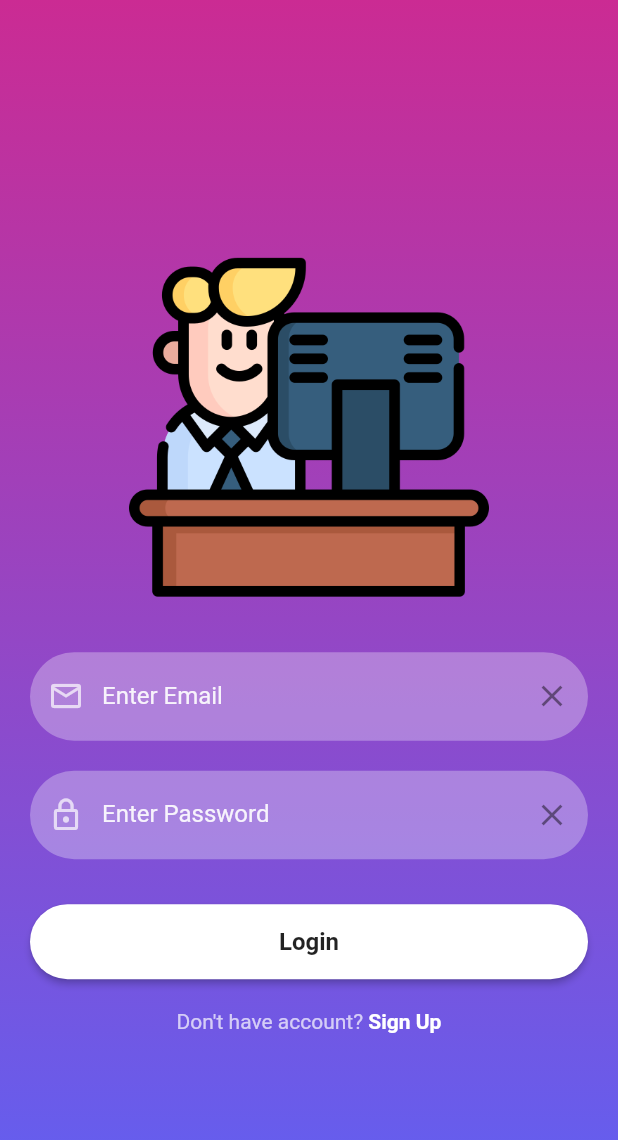
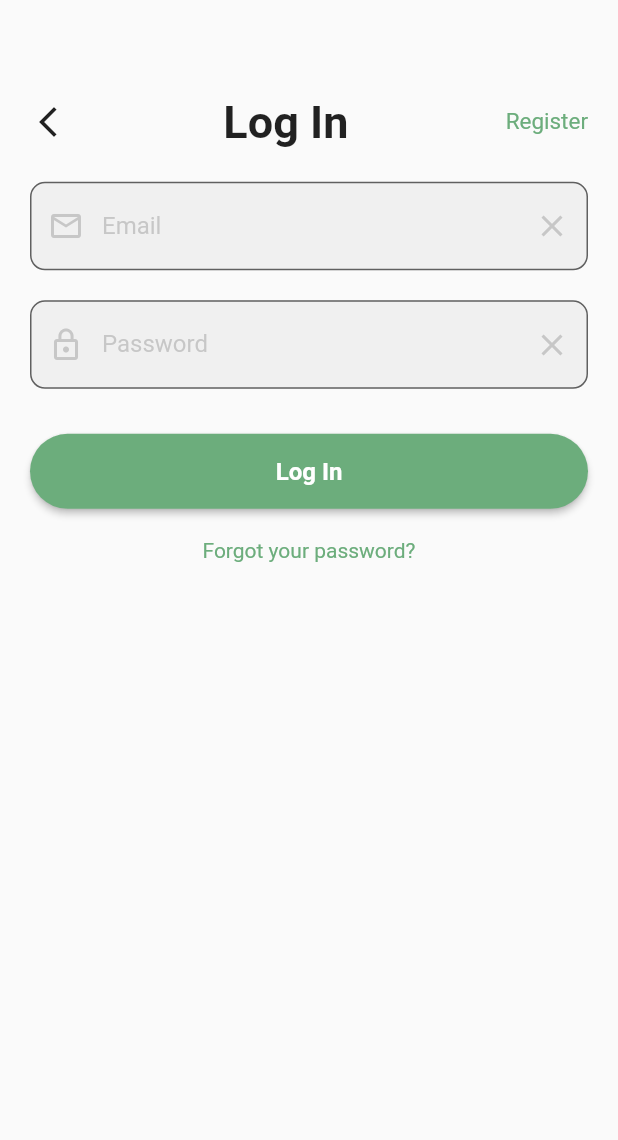
Before and after one commit to P3rdigas/SCMU-Project, a Flutter app: the screen it shows after launch, on a phone screen of 412 x 824 dp. Shown: the top 1140 px of the screen. Run offline on Flutter 3.47's test engine with Material 2 defaults, Android fonts, the phone set to English and light mode, and no system bars; our stand-ins replace email_validator, firebase_auth, firebase_core, flutter_svg; accounts and stored records are empty.

Commit message:
sign in e sign up quase feitos

```diff
--- a/lib/main.dart
+++ b/lib/main.dart
@@ -1,4 +1,6 @@
+import 'package:app/pages/home.dart';
 import 'package:app/pages/signin.dart';
+import 'package:app/pages/signin3.dart';
 import 'package:firebase_core/firebase_core.dart';
 import 'package:flutter/material.dart';
 
@@ -28,7 +30,7 @@ class MyApp extends StatelessWidget {
         // is not restarted.
         primarySwatch: Colors.blue,
       ),
-      home: const SignIn(),
+      home: const SignIn3(),
     );
   }
 }
--- /dev/null
+++ b/lib/pages/signin3.dart
@@ -0,0 +1,123 @@
+import 'package:app/pages/signup.dart';
+import 'package:app/pages/signup3.dart';
+import 'package:app/utils/colors.dart';
+import 'package:email_validator/email_validator.dart';
+import 'package:firebase_auth/firebase_auth.dart';
+import 'package:flutter/material.dart';
+
+import '../utils/messages.dart';
+import '../utils/reusable.dart';
+
+class SignIn3 extends StatefulWidget {
+  const SignIn3({Key? key}) : super(key: key);
+
+  @override
+  _SignInState createState() => _SignInState();
+}
+
+class _SignInState extends State<SignIn3> {
+  final _signInScreenFormKey = GlobalKey<FormState>();
+
+  final TextEditingController _passwordTextController = TextEditingController();
+  final TextEditingController _emailTextController = TextEditingController();
+
+  @override
+  Widget build(BuildContext context) {
+    return GestureDetector(
+        onTap: () => FocusScope.of(context).unfocus(),
+        child: Scaffold(body: Container(
+          width: MediaQuery.of(context).size.width,
+          height: MediaQuery.of(context).size.height,
+          child: SingleChildScrollView(
+            child: Padding(
+              padding: EdgeInsets.fromLTRB(20, MediaQuery.of(context).size.height * 0.05, 20, 0),
+              child: Form(
+                key: _signInScreenFormKey,
+                child: Column(
+                  children: <Widget>[
+                    Container(
+                      height: 80,
+                      child: Row(
+
+                        children: [
+                          Icon(Icons.arrow_back_ios_new),
+                          Spacer(),
+                          Text(
+                            "Log In",
+                            style: TextStyle(fontSize: 30, fontWeight: FontWeight.bold),
+                          ),
+                          Spacer(),
+                          GestureDetector(
+                            onTap: () {
+                              Navigator.push(context,
+                                  MaterialPageRoute(builder: (context) => SignUp3()));
+                            },
+                            child: const Text("Register", style: TextStyle(color: const Color(0xFF6CAD7C), fontSize: 15),
+                            ),
+                          )
+                        ],
+                      ),
+                    ),
+                    reusableTextField("Email", Icons.email_outlined, false,
+                        _emailTextController, (value) {
+                          if(value == null || value.isEmpty) {
+                            return "Please enter your email address";
+                          } else if(!EmailValidator.validate(value)){
+                            return "Please enter a valid email.";
+                          }
+                          return null;
+                        }),
+                    const SizedBox(
+                      height: 20,
+                    ),
+                    reusableTextField("Password", Icons.lock_outline, true,
+                        _passwordTextController, (value) {
+                          if(value == null || value.isEmpty) {
+                            return "Please enter your password";
+                          }
+
+                          return null;
+                        }),
+                    const SizedBox(
+                      height: 20,
+                    ),
+                    firebaseUIButton(context, "Log In", () async {
+                      if(_signInScreenFormKey.currentState!.validate()) {
+                        try {
+                          await FirebaseAuth.instance
+                              .signInWithEmailAndPassword(email: _emailTextController.text, password: _passwordTextController.text)
+                              .then((value) {
+                            successMessage(context, "Signin complete");
+                          });
+                        } on FirebaseAuthException catch (e) {
+                          errorMessage(context, e.message.toString());
+                        }
+                      }
+                    }),
+                    signUpOption()
+                  ],
+                ),
+              ),
+            ),
+          ),
+        ),
+        )
+    );
+  }
+
+  Row signUpOption() {
+    return Row(
+      mainAxisAlignment: MainAxisAlignment.center,
+      children: [
+        GestureDetector(
+          onTap: () {
+            Navigator.push(context,
+                MaterialPageRoute(builder: (context) => SignUp()));
+          },
+          child: const Text("Forgot your password?",
+              style: TextStyle(color: const Color(0xFF6CAD7C))),
+        )
+      ],
+    );
+  }
+}
--- a/lib/utils/reusable.dart
+++ b/lib/utils/reusable.dart
@@ -17,27 +17,28 @@ TextFormField reusableTextField(String text, IconData icon, bool isPasswordType,
     obscureText: isPasswordType,
     enableSuggestions: !isPasswordType,
     autocorrect: !isPasswordType,
-    cursorColor: Colors.white,
-    style: TextStyle(color: Colors.white.withOpacity(0.9)),
+    cursorColor: Colors.grey,
+    style: TextStyle(color: Colors.grey.withOpacity(0.5)),
     decoration: InputDecoration(
       prefixIcon: Icon(
         icon,
-        color: Colors.white70,
+        color: Colors.grey.withOpacity(0.5),
       ),
       suffixIcon: IconButton(
         onPressed: () {
             controller.clear();
         },
+        color: Colors.grey.withOpacity(0.5),
         icon: const Icon(Icons.clear),
       ),
       labelText: text,
-      labelStyle: TextStyle(color: Colors.white.withOpacity(0.9)),
+      labelStyle: TextStyle(color: Colors.grey.withOpacity(0.5)),
       filled: true,
       floatingLabelBehavior: FloatingLabelBehavior.never,
-      fillColor: Colors.white.withOpacity(0.3),
+      fillColor: Colors.grey[150],
       border: OutlineInputBorder(
-          borderRadius: BorderRadius.circular(30.0),
-          borderSide: const BorderSide(width: 0, style: BorderStyle.none)),
+          borderRadius: BorderRadius.circular(10.0),
+          borderSide: const BorderSide(width: 1, color: Colors.red, style: BorderStyle.solid)),
     ),
     keyboardType: isPasswordType
         ? TextInputType.visiblePassword
@@ -62,14 +63,14 @@ Container firebaseUIButton(BuildContext context, String title, Function onTap) {
       child: Text(
         title,
         style: const TextStyle(
-            color: Colors.black87, fontWeight: FontWeight.bold, fontSize: 16),
+            color: Colors.white, fontWeight: FontWeight.bold, fontSize: 16),
       ),
       style: ButtonStyle(
           backgroundColor: MaterialStateProperty.resolveWith((states) {
             if (states.contains(MaterialState.pressed)) {
-              return Colors.black26;
+              return Colors.white;
             }
-            return Colors.white;
+            return const Color(0xFF6CAD7C);
           }),
           shape: MaterialStateProperty.all<RoundedRectangleBorder>(
               RoundedRectangleBorder(borderRadius: BorderRadius.circular(30)))),
```
Also changed, not shown: lib/pages/signup3.dart (added, +128 -0 lines).
